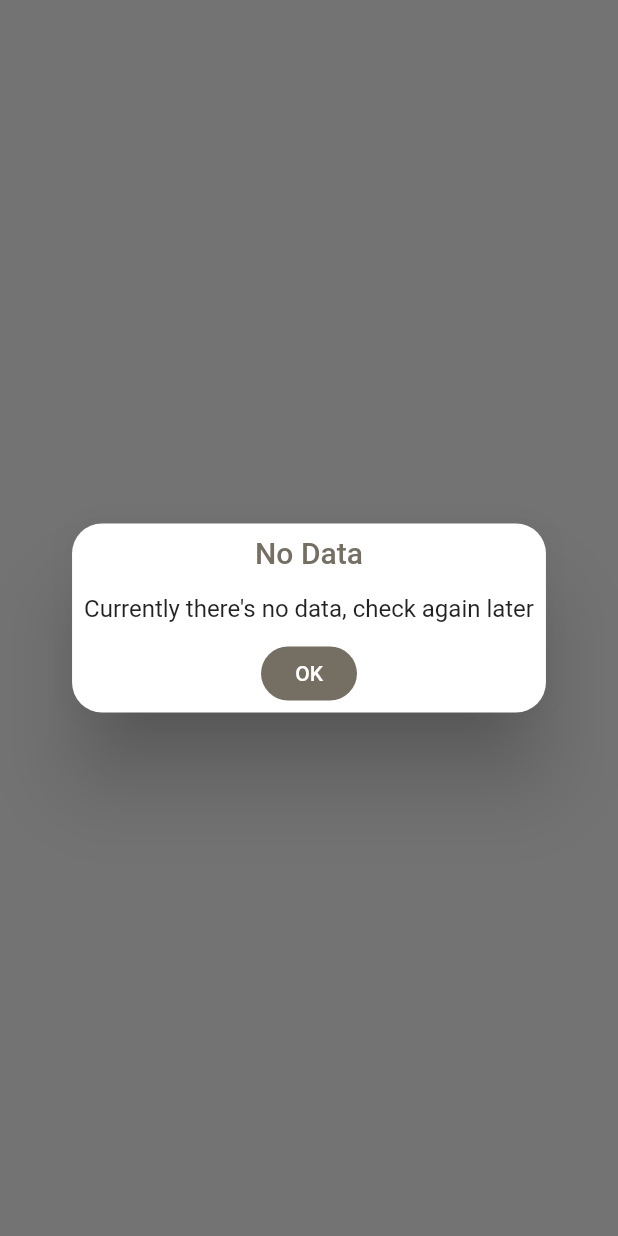
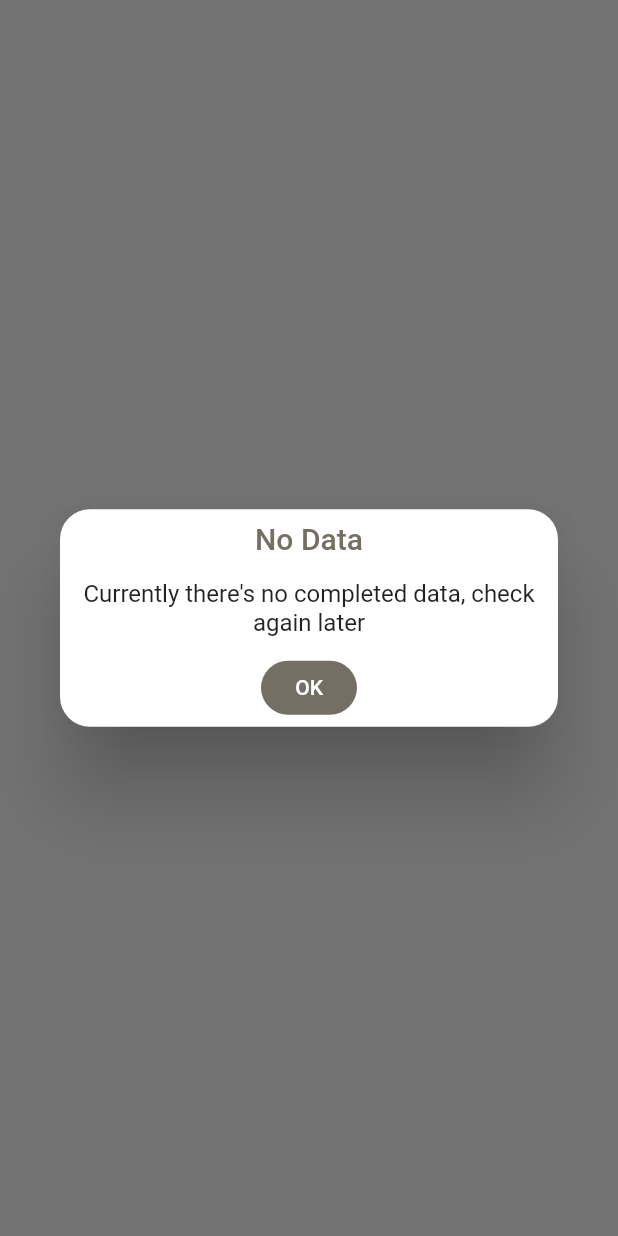
Before and after one commit to gifhary/packaging-admin, a Flutter app: the InsightScreen screen opened directly, after a tap on "Download Completed Order", on a phone screen of 412 x 824 dp. Run offline on Flutter 3.47's test engine with Material 2 defaults, Android fonts, the light colour scheme and no system bars; our stand-ins replace cached_network_image, firebase_core, firebase_database, firebase_storage, get, get_storage and 1 more; missing offline and left inert: dart:html, dart:js, excel, image_picker_web; accounts and stored records are empty.

Commit message:
more conditions

```diff
--- a/lib/screen/dashboard/insight_screen.dart
+++ b/lib/screen/dashboard/insight_screen.dart
@@ -42,10 +42,12 @@ class _InsightScreenState extends State<InsightScreen> {
       Map<dynamic, dynamic> orders = ord.value as Map;
       orders.forEach((key, val) =>
           _orderList.putIfAbsent(key, () => OrderList.fromMap(val)));
-    }
 
       _note = await _getDNList();
-    debugPrint(_note.isEmpty.toString());
+      if (_note.isEmpty) {
+        _noData();
+        return;
+      }
 
       var prf = await _getPaymentList();
       if (prf.exists) {
@@ -56,18 +58,25 @@ class _InsightScreenState extends State<InsightScreen> {
         _orderItems = _getCompletedOnly(_orderList, _proofList);
         _writeToExcel(_orderItems);
       } else {
+        _noData();
+      }
+    } else {
+      _noData();
+    }
+  }
+
+  _noData() {
     setState(() {
       _loading = false;
     });
     Get.defaultDialog(
         titleStyle: const TextStyle(color: Color.fromRGBO(117, 111, 99, 1)),
         title: "No Data",
-          middleText: "Currently there's no data, check again later",
+        middleText: "Currently there's no completed data, check again later",
         onConfirm: Get.back,
         buttonColor: const Color.fromRGBO(117, 111, 99, 1),
         confirmTextColor: Colors.white,
         textConfirm: 'OK');
-    }
   }
 
   _writeToExcel(List<Item> nyeh) {
```
Also changed, not shown: 1 other file. Lines whose indentation alone changed are shown as unchanged.
